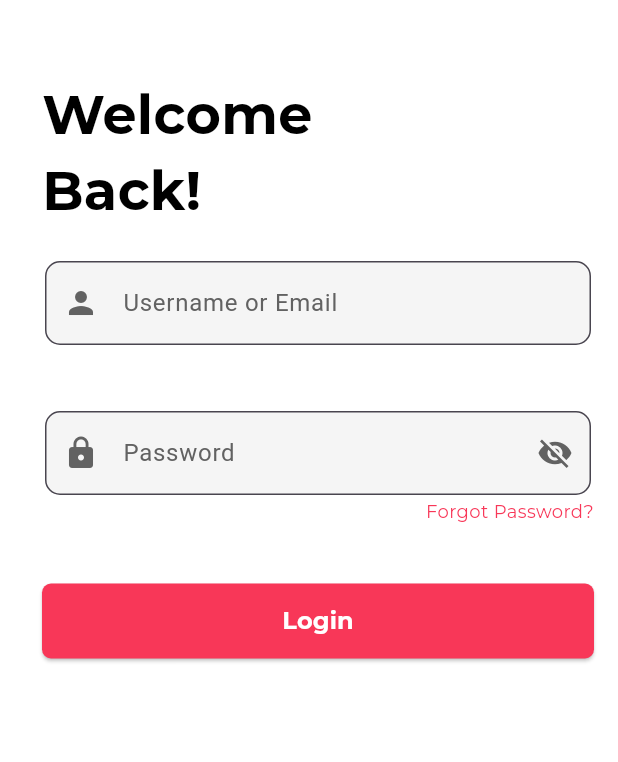
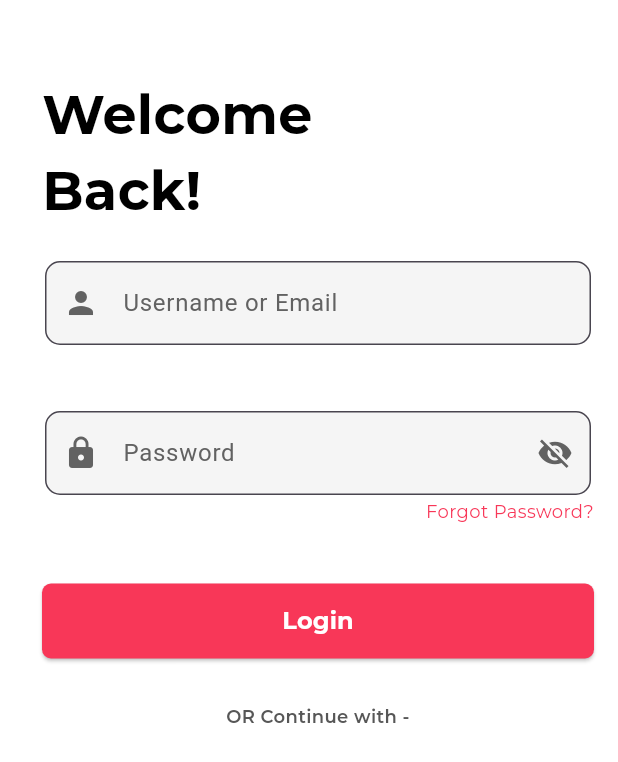
Before and after one commit to boypaida12/ecommerceapp, a Flutter app: the screen it shows after launch, on a phone screen of 412 x 824 dp. Shown: the top 762 px of the screen. Run offline on Flutter 3.47's test engine with Material 3 defaults, Android fonts, the phone set to English and light mode, and no system bars; our stand-ins replace dots_indicator, introduction_screen.

Commit message:
set up alternative log in text

```diff
--- a/lib/onboarding_screens/onboarding_authentication/login.dart
+++ b/lib/onboarding_screens/onboarding_authentication/login.dart
@@ -102,6 +102,16 @@ class _LogInScreenState extends State<LogInScreen> {
                     ),
                   ),
                 ),
+                SizedBox(height: 30),
+                Text(
+                  'OR Continue with -',
+                  textAlign: TextAlign.center,
+                  style: TextStyle(
+                      fontWeight: FontWeight.w600,
+                      fontFamily: 'Montserrat',
+                      color: Color.fromRGBO(87, 87, 87, 1.0),
+                      fontSize: 12),
+                ),
               ],
             ),
           )),
```
